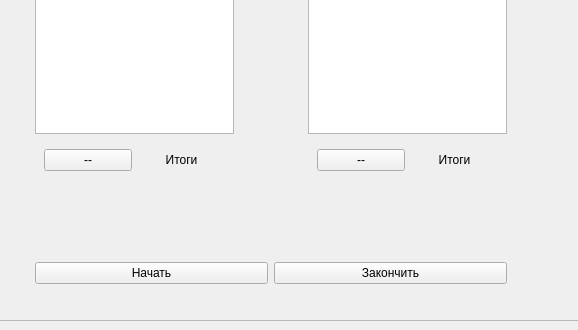
rgenius-ru/Pygame-Microphone, file Modules/ui/form.ui: the form before one commit; both pictures show x 159 to 737 and y 310 to 640 of the 860 by 640 pixel window.
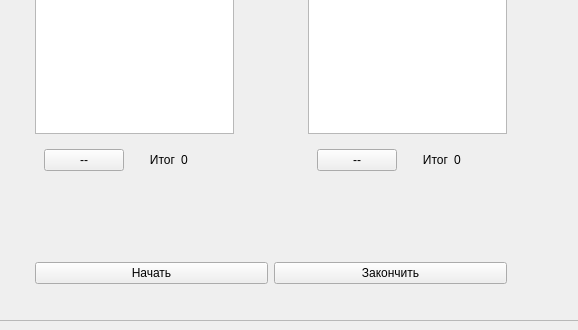
The form after the commit.

What changed in the file:
```diff
--- a/Modules/ui/form.ui
+++ b/Modules/ui/form.ui
@@ -198,13 +198,23 @@
                      </property>
                     </widget>
                    </item>
+                   <item>
+                    <widget class="QLabel" name="cmd_1_itogi_text_label">
+                     <property name="text">
+                      <string>Итог</string>
+                     </property>
+                     <property name="alignment">
+                      <set>Qt::AlignRight|Qt::AlignTrailing|Qt::AlignVCenter</set>
+                     </property>
+                    </widget>
+                   </item>
                    <item>
                     <widget class="QLabel" name="cmd_1_itogi_label">
                      <property name="text">
-                      <string>Итоги</string>
+                      <string>0</string>
                      </property>
                      <property name="alignment">
-                      <set>Qt::AlignCenter</set>
+                      <set>Qt::AlignLeading|Qt::AlignLeft|Qt::AlignVCenter</set>
                      </property>
                     </widget>
                    </item>
@@ -256,13 +266,23 @@
                      </property>
                     </widget>
                    </item>
+                   <item>
+                    <widget class="QLabel" name="cmd_2_itogi_text_label">
+                     <property name="text">
+                      <string>Итог</string>
+                     </property>
+                     <property name="alignment">
+                      <set>Qt::AlignRight|Qt::AlignTrailing|Qt::AlignVCenter</set>
+                     </property>
+                    </widget>
+                   </item>
                    <item>
                     <widget class="QLabel" name="cmd_2_itogi_label">
                      <property name="text">
-                      <string>Итоги</string>
+                      <string>0</string>
                      </property>
                      <property name="alignment">
-                      <set>Qt::AlignCenter</set>
+                      <set>Qt::AlignLeading|Qt::AlignLeft|Qt::AlignVCenter</set>
                      </property>
                     </widget>
                    </item>
```
